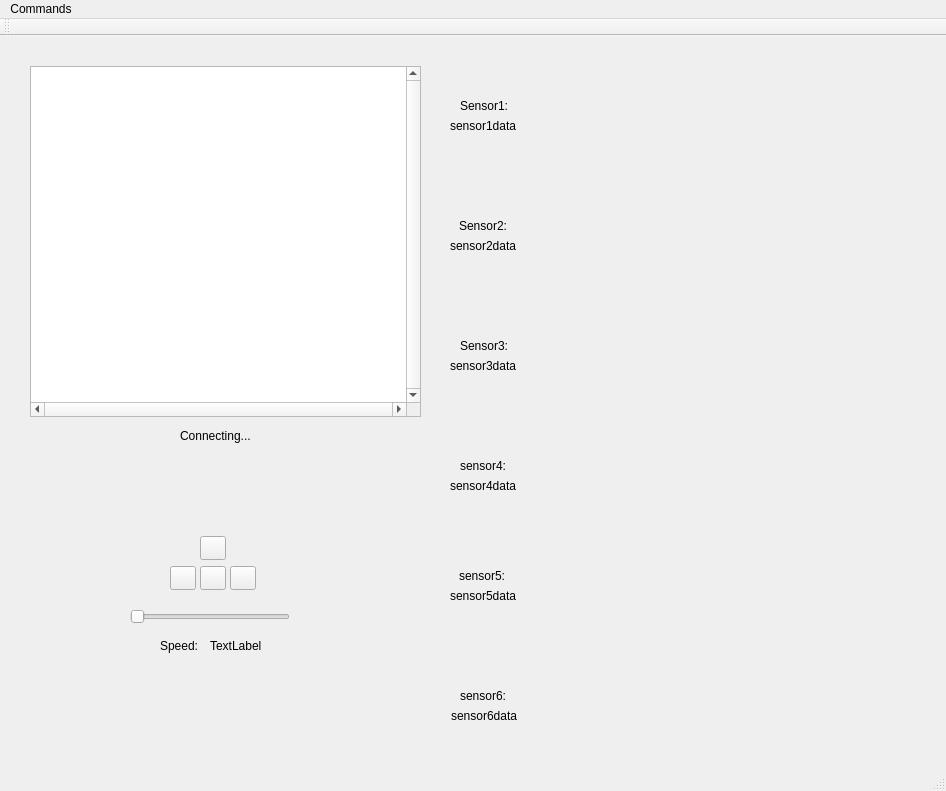
Old version of the form Kod/Styr/STYR/STYR/mapGUI/gui.ui in the repository hansfilipelo/Kandidadprojekt.
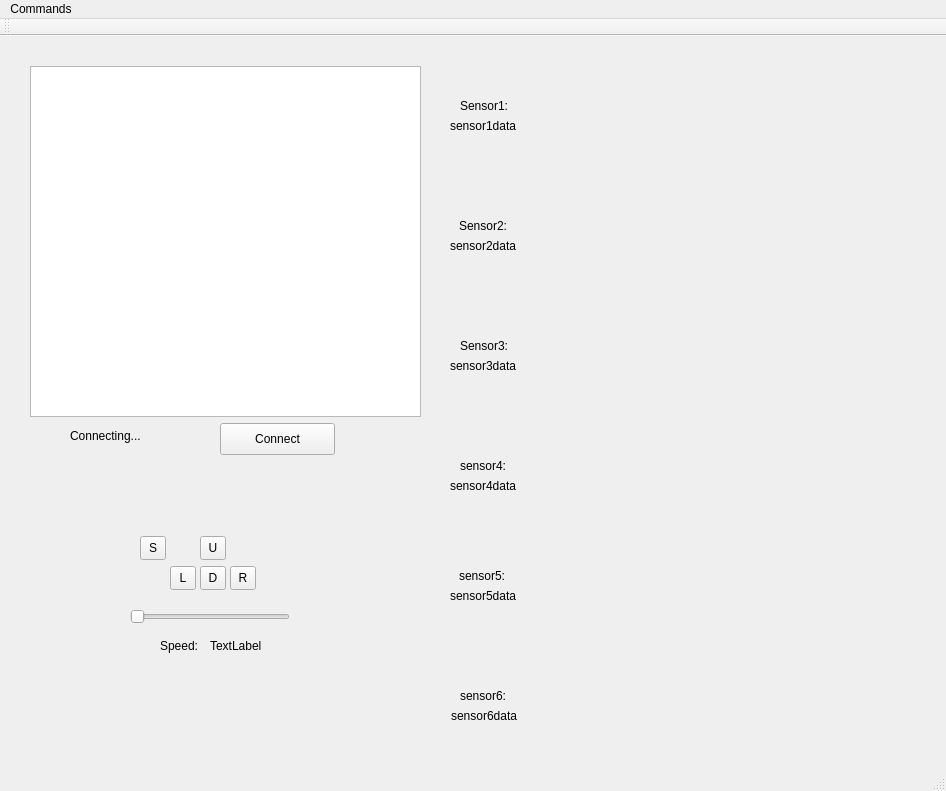
New version of the form. Custom widgets are drawn as their Qt base class.

What changed in the file:
```diff
--- a/Kod/Styr/STYR/STYR/mapGUI/gui.ui
+++ b/Kod/Styr/STYR/STYR/mapGUI/gui.ui
@@ -24,10 +24,10 @@
      </rect>
     </property>
     <property name="verticalScrollBarPolicy">
-     <enum>Qt::ScrollBarAlwaysOn</enum>
+     <enum>Qt::ScrollBarAsNeeded</enum>
     </property>
     <property name="horizontalScrollBarPolicy">
-     <enum>Qt::ScrollBarAlwaysOn</enum>
+     <enum>Qt::ScrollBarAsNeeded</enum>
     </property>
    </widget>
    <widget class="QSlider" name="speedSlider">
@@ -56,7 +56,7 @@
      </rect>
     </property>
     <property name="text">
-     <string/>
+     <string>U</string>
     </property>
    </widget>
    <widget class="QToolButton" name="downButton">
@@ -69,7 +69,7 @@
      </rect>
     </property>
     <property name="text">
-     <string/>
+     <string>D</string>
     </property>
    </widget>
    <widget class="QToolButton" name="leftButton">
@@ -82,7 +82,7 @@
      </rect>
     </property>
     <property name="text">
-     <string/>
+     <string>L</string>
     </property>
    </widget>
    <widget class="QToolButton" name="rightButton">
@@ -95,7 +95,7 @@
      </rect>
     </property>
     <property name="text">
-     <string/>
+     <string>R</string>
     </property>
    </widget>
    <widget class="QLabel" name="sensor1">
@@ -379,7 +379,7 @@
    <widget class="QLabel" name="label">
     <property name="geometry">
      <rect>
-      <x>180</x>
+      <x>70</x>
       <y>390</y>
       <width>91</width>
       <height>20</height>
@@ -389,6 +389,32 @@
      <string>Connecting...</string>
     </property>
    </widget>
+   <widget class="QToolButton" name="stopButton">
+    <property name="geometry">
+     <rect>
+      <x>140</x>
+      <y>500</y>
+      <width>26</width>
+      <height>24</height>
+     </rect>
+    </property>
+    <property name="text">
+     <string>S</string>
+    </property>
+   </widget>
+   <widget class="QPushButton" name="pushButton">
+    <property name="geometry">
+     <rect>
+      <x>220</x>
+      <y>387</y>
+      <width>115</width>
+      <height>32</height>
+     </rect>
+    </property>
+    <property name="text">
+     <string>Connect</string>
+    </property>
+   </widget>
   </widget>
   <widget class="QMenuBar" name="menuBar">
    <property name="geometry">
```
Left out of the diff: 27 changed lines with no effect on the pictures.
